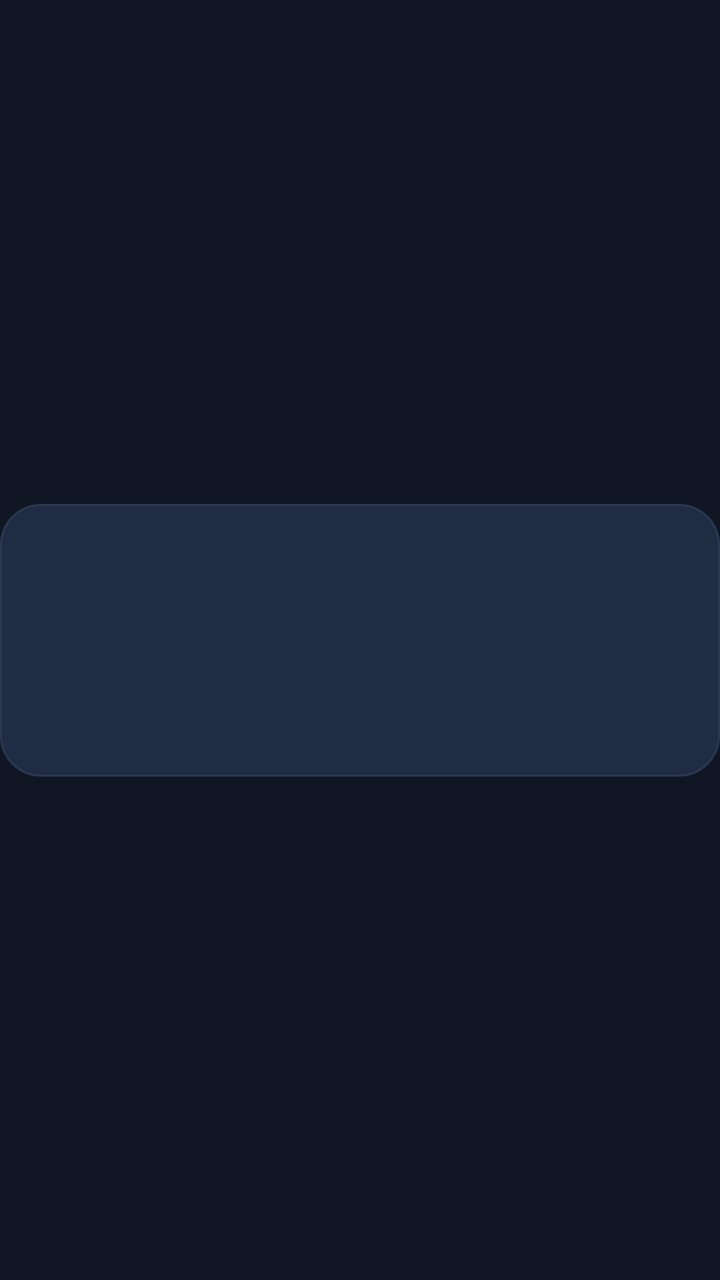
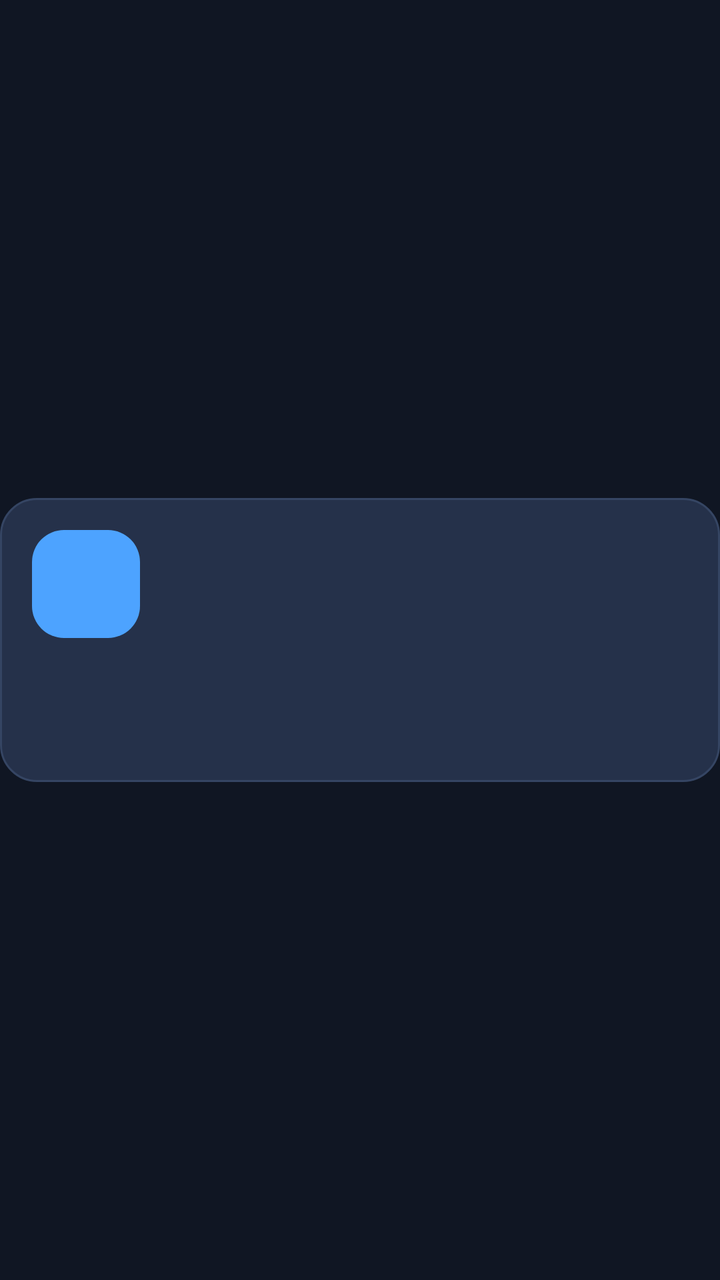

The first picture is an Android layout as it rendered before a commit; the second is the same layout after the commit. The layout source and the unified diff follow.
<!-- AndroidManifest.xml: another module's application theme Theme.CarAppStore -->
<!-- res/layout/item_my_app.xml -->
<?xml version="1.0" encoding="utf-8"?>
<androidx.constraintlayout.widget.ConstraintLayout xmlns:android="http://schemas.android.com/apk/res/android"
    xmlns:app="http://schemas.android.com/apk/res-auto"
    android:layout_width="match_parent"
    android:layout_height="wrap_content"
    android:layout_marginBottom="@dimen/spacing_12dp">

    <LinearLayout
        android:layout_width="0dp"
        android:layout_height="wrap_content"
        android:background="@drawable/bg_card_alt"
        android:orientation="vertical"
        android:padding="@dimen/spacing_16dp"
        app:layout_constraintBottom_toBottomOf="parent"
        app:layout_constraintEnd_toEndOf="parent"
        app:layout_constraintStart_toStartOf="parent"
        app:layout_constraintTop_toTopOf="parent">

    <LinearLayout
        android:layout_width="match_parent"
        android:layout_height="wrap_content"
        android:gravity="center_vertical"
        android:orientation="horizontal">

        <TextView
            android:id="@+id/tvAppName"
            android:layout_width="0dp"
            android:layout_height="wrap_content"
            android:layout_weight="1"
            android:textColor="@color/car_text_primary"
            android:textSize="@dimen/text_lg_19"
            android:textStyle="bold" />

        <TextView
            android:id="@+id/tvState"
            android:layout_width="wrap_content"
            android:layout_height="wrap_content"
            android:paddingStart="@dimen/spacing_12dp"
            android:paddingTop="@dimen/spacing_6dp"
            android:paddingEnd="@dimen/spacing_12dp"
            android:paddingBottom="@dimen/spacing_6dp"
            android:textColor="@color/car_text_primary"
            android:textSize="@dimen/text_xs"
            android:textStyle="bold" />
    </LinearLayout>

    <TextView
        android:id="@+id/tvDesc"
        android:layout_width="wrap_content"
        android:layout_height="wrap_content"
        android:layout_marginTop="@dimen/spacing_10dp"
        android:textColor="@color/car_text_secondary"
        android:textSize="@dimen/text_sm_15" />

    <TextView
        android:id="@+id/tvAction"
        android:layout_width="wrap_content"
        android:layout_height="wrap_content"
        android:layout_marginTop="@dimen/spacing_12dp"
        android:paddingStart="@dimen/spacing_12dp"
        android:paddingTop="@dimen/spacing_8dp"
        android:paddingEnd="@dimen/spacing_12dp"
        android:paddingBottom="@dimen/spacing_8dp"
        android:textColor="@color/car_text_primary"
        android:textSize="@dimen/text_sm_13"
        android:textStyle="bold" />
    </LinearLayout>

</androidx.constraintlayout.widget.ConstraintLayout>
<!-- resources referenced by this layout -->
<resources>
  <color name="car_text_primary">#F5F7FA</color>
  <color name="car_text_secondary">#B6C2D9</color>
  <dimen name="spacing_10dp">10dp</dimen>
  <dimen name="spacing_12dp">12dp</dimen>
  <dimen name="spacing_16dp">16dp</dimen>
  <dimen name="spacing_6dp">6dp</dimen>
  <dimen name="spacing_8dp">8dp</dimen>
  <dimen name="text_lg_19">19sp</dimen>
  <dimen name="text_sm_13">13sp</dimen>
  <dimen name="text_sm_15">15sp</dimen>
  <dimen name="text_xs">12sp</dimen>
  <!-- drawable bg_card_alt (drawable) -->
  <shape xmlns:android="http://schemas.android.com/apk/res/android">
      <solid android:color="@color/car_card_alt" />
      <stroke android:width="1dp" android:color="@color/car_divider" />
      <corners android:radius="20dp" />
  </shape>
  <style name="Theme.CarAppStore" parent="Theme.MaterialComponents.DayNight.NoActionBar">
          <item name="colorPrimary">@color/car_primary</item>
          <item name="colorPrimaryVariant">@color/car_primary_dark</item>
          <item name="colorOnPrimary">@color/car_text_primary</item>
          <item name="colorSecondary">@color/car_accent</item>
          <item name="colorSecondaryVariant">@color/teal_700</item>
          <item name="colorOnSecondary">@color/car_bg</item>
          <item name="android:statusBarColor" tools:targetApi="l">@color/car_bg</item>
          <item name="android:navigationBarColor" tools:targetApi="l">@color/car_bg</item>
          <item name="android:windowBackground">@color/car_bg</item>
      </style>
  <color name="car_card_alt">#202C43</color>
  <color name="car_divider">#2B3852</color>
  <color name="car_primary">#4DA3FF</color>
  <color name="car_primary_dark">#2E7DE0</color>
  <color name="car_accent">#5DE1B9</color>
  <color name="teal_700">#FF018786</color>
  <color name="car_bg">#101623</color>
</resources>

<!-- the commit's change to res/layout/item_my_app.xml (unified diff, before → after) -->
@@ -3,12 +3,14 @@
     xmlns:app="http://schemas.android.com/apk/res-auto"
     android:layout_width="match_parent"
     android:layout_height="wrap_content"
-    android:layout_marginBottom="@dimen/spacing_12dp">
+    android:layout_marginStart="@dimen/spacing_6dp"
+    android:layout_marginEnd="@dimen/spacing_6dp"
+    android:layout_marginBottom="@dimen/spacing_14dp">
 
     <LinearLayout
         android:layout_width="0dp"
         android:layout_height="wrap_content"
-        android:background="@drawable/bg_card_alt"
+        android:background="@drawable/bg_home_app_card"
         android:orientation="vertical"
         android:padding="@dimen/spacing_16dp"
         app:layout_constraintBottom_toBottomOf="parent"
@@ -16,54 +18,82 @@
         app:layout_constraintStart_toStartOf="parent"
         app:layout_constraintTop_toTopOf="parent">
 
-    <LinearLayout
-        android:layout_width="match_parent"
-        android:layout_height="wrap_content"
-        android:gravity="center_vertical"
-        android:orientation="horizontal">
+        <LinearLayout
+            android:layout_width="match_parent"
+            android:layout_height="wrap_content"
+            android:gravity="center_vertical"
+            android:orientation="horizontal">
+
+            <FrameLayout
+                android:layout_width="54dp"
+                android:layout_height="54dp"
+                android:background="@drawable/bg_home_app_icon">
+
+                <ImageView
+                    android:id="@+id/ivAppIcon"
+                    android:layout_width="match_parent"
+                    android:layout_height="match_parent"
+                    android:contentDescription="@string/ui_enter_detail"
+                    android:scaleType="centerCrop"
+                    android:visibility="gone" />
+
+                <TextView
+                    android:id="@+id/tvAppInitial"
+                    android:layout_width="match_parent"
+                    android:layout_height="match_parent"
+                    android:gravity="center"
+                    android:textColor="@color/car_text_primary"
+                    android:textSize="@dimen/text_xl"
+                    android:textStyle="bold" />
+            </FrameLayout>
+
+            <LinearLayout
+                android:layout_width="0dp"
+                android:layout_height="wrap_content"
+                android:layout_marginStart="@dimen/spacing_12dp"
+                android:layout_weight="1"
+                android:orientation="vertical">
+
+                <TextView
+                    android:id="@+id/tvAppName"
+                    android:layout_width="match_parent"
+                    android:layout_height="wrap_content"
+                    android:singleLine="true"
+                    android:textColor="@color/car_text_primary"
+                    android:textSize="@dimen/text_lg_19"
+                    android:textStyle="bold" />
+
+                <TextView
+                    android:id="@+id/tvDesc"
+                    android:layout_width="match_parent"
+                    android:layout_height="wrap_content"
+                    android:layout_marginTop="@dimen/spacing_4dp"
+                    android:singleLine="true"
+                    android:textColor="@color/car_text_muted"
+                    android:textSize="@dimen/text_xs" />
+            </LinearLayout>
+
+            <TextView
+                android:id="@+id/tvState"
+                android:layout_width="wrap_content"
+                android:layout_height="wrap_content"
+                android:paddingStart="@dimen/spacing_10dp"
+                android:paddingTop="@dimen/spacing_6dp"
+                android:paddingEnd="@dimen/spacing_10dp"
+                android:paddingBottom="@dimen/spacing_6dp"
+                android:textColor="@color/car_text_primary"
+                android:textSize="@dimen/text_xs"
+                android:textStyle="bold" />
+        </LinearLayout>
 
         <TextView
-            android:id="@+id/tvAppName"
-            android:layout_width="0dp"
-            android:layout_height="wrap_content"
-            android:layout_weight="1"
+            android:id="@+id/tvAction"
+            android:layout_width="match_parent"
+            android:layout_height="42dp"
+            android:layout_marginTop="@dimen/spacing_14dp"
+            android:gravity="center"
             android:textColor="@color/car_text_primary"
-            android:textSize="@dimen/text_lg_19"
-            android:textStyle="bold" />
-
-        <TextView
-            android:id="@+id/tvState"
-            android:layout_width="wrap_content"
-            android:layout_height="wrap_content"
-            android:paddingStart="@dimen/spacing_12dp"
-            android:paddingTop="@dimen/spacing_6dp"
-            android:paddingEnd="@dimen/spacing_12dp"
-            android:paddingBottom="@dimen/spacing_6dp"
-            android:textColor="@color/car_text_primary"
-            android:textSize="@dimen/text_xs"
+            android:textSize="@dimen/text_sm_13"
             android:textStyle="bold" />
     </LinearLayout>
-
-    <TextView
-        android:id="@+id/tvDesc"
-        android:layout_width="wrap_content"
-        android:layout_height="wrap_content"
-        android:layout_marginTop="@dimen/spacing_10dp"
-        android:textColor="@color/car_text_secondary"
-        android:textSize="@dimen/text_sm_15" />
-
-    <TextView
-        android:id="@+id/tvAction"
-        android:layout_width="wrap_content"
-        android:layout_height="wrap_content"
-        android:layout_marginTop="@dimen/spacing_12dp"
-        android:paddingStart="@dimen/spacing_12dp"
-        android:paddingTop="@dimen/spacing_8dp"
-        android:paddingEnd="@dimen/spacing_12dp"
-        android:paddingBottom="@dimen/spacing_8dp"
-        android:textColor="@color/car_text_primary"
-        android:textSize="@dimen/text_sm_13"
-        android:textStyle="bold" />
-    </LinearLayout>
-
 </androidx.constraintlayout.widget.ConstraintLayout>
<!-- resource entries referenced after the edit -->
@@ -1,22 +1,31 @@
 <!-- resources referenced by this layout -->
 <resources>
+  <color name="car_text_muted">#7E8AA3</color>
   <color name="car_text_primary">#F5F7FA</color>
-  <color name="car_text_secondary">#B6C2D9</color>
   <dimen name="spacing_10dp">10dp</dimen>
   <dimen name="spacing_12dp">12dp</dimen>
+  <dimen name="spacing_14dp">14dp</dimen>
   <dimen name="spacing_16dp">16dp</dimen>
+  <dimen name="spacing_4dp">4dp</dimen>
   <dimen name="spacing_6dp">6dp</dimen>
-  <dimen name="spacing_8dp">8dp</dimen>
   <dimen name="text_lg_19">19sp</dimen>
   <dimen name="text_sm_13">13sp</dimen>
-  <dimen name="text_sm_15">15sp</dimen>
+  <dimen name="text_xl">22sp</dimen>
   <dimen name="text_xs">12sp</dimen>
-  <!-- drawable bg_card_alt (drawable) -->
+  <!-- drawable bg_home_app_card (drawable) -->
+  <?xml version="1.0" encoding="utf-8"?>
   <shape xmlns:android="http://schemas.android.com/apk/res/android">
-      <solid android:color="@color/car_card_alt" />
-      <stroke android:width="1dp" android:color="@color/car_divider" />
-      <corners android:radius="20dp" />
+      <solid android:color="#25314A" />
+      <stroke android:width="1dp" android:color="#354563" />
+      <corners android:radius="18dp" />
   </shape>
+  <!-- drawable bg_home_app_icon (drawable) -->
+  <?xml version="1.0" encoding="utf-8"?>
+  <shape xmlns:android="http://schemas.android.com/apk/res/android">
+      <solid android:color="#4DA3FF" />
+      <corners android:radius="16dp" />
+  </shape>
+  <string name="ui_enter_detail">进入详情</string>
   <style name="Theme.CarAppStore" parent="Theme.MaterialComponents.DayNight.NoActionBar">
           <item name="colorPrimary">@color/car_primary</item>
           <item name="colorPrimaryVariant">@color/car_primary_dark</item>
@@ -28,8 +37,6 @@
           <item name="android:navigationBarColor" tools:targetApi="l">@color/car_bg</item>
           <item name="android:windowBackground">@color/car_bg</item>
       </style>
-  <color name="car_card_alt">#202C43</color>
-  <color name="car_divider">#2B3852</color>
   <color name="car_primary">#4DA3FF</color>
   <color name="car_primary_dark">#2E7DE0</color>
   <color name="car_accent">#5DE1B9</color>
